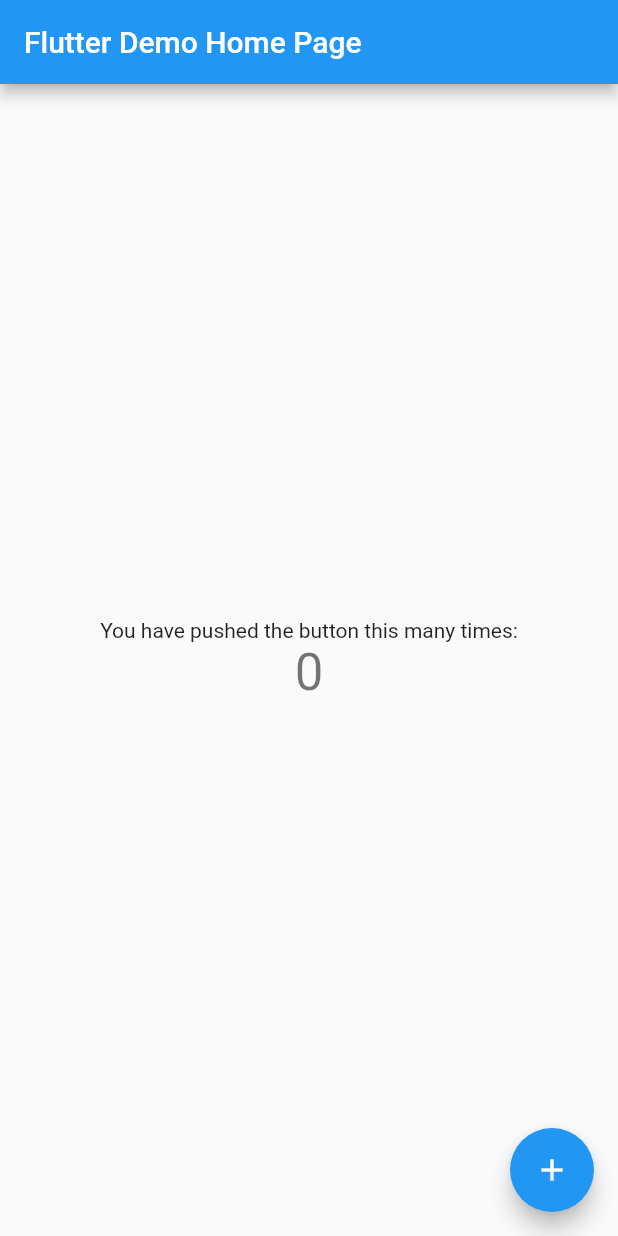
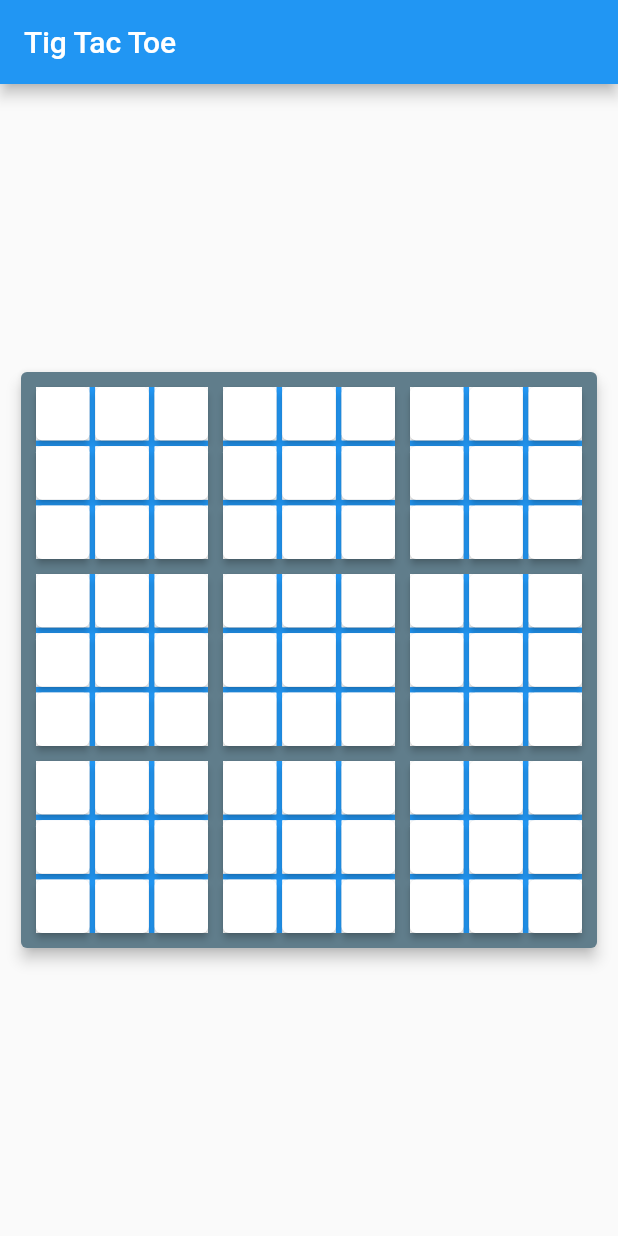
Before and after one commit to TigranOg/tigtactoe, a Flutter app: the screen it shows after launch, on a phone screen of 412 x 824 dp. Run offline on Flutter 3.47's test engine with Material 2 defaults, Android fonts, the light colour scheme and no system bars.

Commit message:
UI is ready

```diff
--- a/lib/main.dart
+++ b/lib/main.dart
@@ -11,35 +11,17 @@
   @override
   Widget build(BuildContext context) {
     return MaterialApp(
-      title: 'Flutter Demo',
+      title: 'Tig Tac Toe',
       theme: ThemeData(
-        // This is the theme of your application.
-        //
-        // Try running your application with "flutter run". You'll see the
-        // application has a blue toolbar. Then, without quitting the app, try
-        // changing the primarySwatch below to Colors.green and then invoke
-        // "hot reload" (press "r" in the console where you ran "flutter run",
-        // or simply save your changes to "hot reload" in a Flutter IDE).
-        // Notice that the counter didn't reset back to zero; the application
-        // is not restarted.
         primarySwatch: Colors.blue,
       ),
-      home: const MyHomePage(title: 'Flutter Demo Home Page'),
+      home: const MyHomePage(title: 'Tig Tac Toe'),
     );
   }
 }
 
 class MyHomePage extends StatefulWidget {
   const MyHomePage({Key? key, required this.title}) : super(key: key);
-
-  // This widget is the home page of your application. It is stateful, meaning
-  // that it has a State object (defined below) that contains fields that affect
-  // how it looks.
-
-  // This class is the configuration for the state. It holds the values (in this
-  // case the title) provided by the parent (in this case the App widget) and
-  // used by the build method of the State. Fields in a Widget subclass are
-  // always marked "final".
 
   final String title;
 
@@ -48,68 +30,101 @@
 }
 
 class _MyHomePageState extends State<MyHomePage> {
-  int _counter = 0;
-
-  void _incrementCounter() {
-    setState(() {
-      // This call to setState tells the Flutter framework that something has
-      // changed in this State, which causes it to rerun the build method below
-      // so that the display can reflect the updated values. If we changed
-      // _counter without calling setState(), then the build method would not be
-      // called again, and so nothing would appear to happen.
-      _counter++;
-    });
-  }
+  List<List<GridItem>> topLevelField = List.generate(3, (i) => List.generate(3, (j) => GridItem.topLevelField(i, j)));
 
   @override
   Widget build(BuildContext context) {
-    // This method is rerun every time setState is called, for instance as done
-    // by the _incrementCounter method above.
-    //
-    // The Flutter framework has been optimized to make rerunning build methods
-    // fast, so that you can just rebuild anything that needs updating rather
-    // than having to individually change instances of widgets.
     return Scaffold(
       appBar: AppBar(
-        // Here we take the value from the MyHomePage object that was created by
-        // the App.build method, and use it to set our appbar title.
         title: Text(widget.title),
       ),
-      body: Center(
-        // Center is a layout widget. It takes a single child and positions it
-        // in the middle of the parent.
-        child: Column(
-          // Column is also a layout widget. It takes a list of children and
-          // arranges them vertically. By default, it sizes itself to fit its
-          // children horizontally, and tries to be as tall as its parent.
-          //
-          // Invoke "debug painting" (press "p" in the console, choose the
-          // "Toggle Debug Paint" action from the Flutter Inspector in Android
-          // Studio, or the "Toggle Debug Paint" command in Visual Studio Code)
-          // to see the wireframe for each widget.
-          //
-          // Column has various properties to control how it sizes itself and
-          // how it positions its children. Here we use mainAxisAlignment to
-          // center the children vertically; the main axis here is the vertical
-          // axis because Columns are vertical (the cross axis would be
-          // horizontal).
-          mainAxisAlignment: MainAxisAlignment.center,
-          children: <Widget>[
-            const Text(
-              'You have pushed the button this many times:',
-            ),
-            Text(
-              '$_counter',
-              style: Theme.of(context).textTheme.headline4,
-            ),
-          ],
+      body: const Padding(
+        padding: EdgeInsets.all(10.0),
+        child: Center(
+          child: Card(
+              elevation: 4.0,
+              color: Colors.blueGrey,
+              child: GridViewWidget(
+                topLevel: true,
+              )),
         ),
       ),
-      floatingActionButton: FloatingActionButton(
-        onPressed: _incrementCounter,
-        tooltip: 'Increment',
-        child: const Icon(Icons.add),
-      ), // This trailing comma makes auto-formatting nicer for build methods.
     );
   }
 }
+
+class GridViewWidget extends StatelessWidget {
+  const GridViewWidget({required this.topLevel, Key? key}) : super(key: key);
+  final bool topLevel;
+  // List<List<GridItem>> field;
+
+  @override
+  Widget build(BuildContext context) {
+    double spacing = topLevel ? 10 : 4;
+
+    return GridView.builder(
+      itemCount: 9,
+      shrinkWrap: true,
+      padding: topLevel ? const EdgeInsets.all(10.0) : EdgeInsets.zero,
+      gridDelegate: SliverGridDelegateWithFixedCrossAxisCount(
+        crossAxisCount: 3,
+        crossAxisSpacing: spacing,
+        mainAxisSpacing: spacing,
+      ),
+      itemBuilder: (BuildContext context, int index) {
+        int i = (index / 3).floor();
+        int j = index % 3;
+
+        return topLevel
+            ? Container(color: Colors.blue, child: const GridViewWidget(topLevel: false))
+            : Container(
+                color: Colors.white,
+                child: Center(
+                    child: GridItemWidget(
+                  gridItem: GridItem.innerLevelField(1, 2),
+                )),
+              );
+      },
+    );
+  }
+}
+
+class GridItemWidget extends StatelessWidget {
+  const GridItemWidget({required this.gridItem, Key? key}) : super(key: key);
+  final GridItem gridItem;
+
+  @override
+  Widget build(BuildContext context) {
+    return Container(
+      color: Colors.white,
+      child: ElevatedButton(
+        style: ElevatedButton.styleFrom(
+          primary: Colors.white, // background
+          onPrimary: Colors.red,
+        ),
+        onPressed: () {},
+        child: Container(),
+      ),
+    );
+  }
+}
+
+enum ItemState { X, O, empty }
+
+class GridItem {
+  int i, j;
+  ItemState itemState;
+  List<List>? innerField;
+
+  bool get isTopLevelField => innerField != null;
+
+  GridItem.topLevelField(this.i, this.j)
+      : itemState = ItemState.empty,
+        innerField = List.generate(3, (i) => List.generate(3, (j) => GridItem.innerLevelField(i, j)));
+
+  GridItem.innerLevelField(this.i, this.j) : itemState = ItemState.empty;
+}
+
+class GameField {
+  List<List>? innerField;
+}
```
